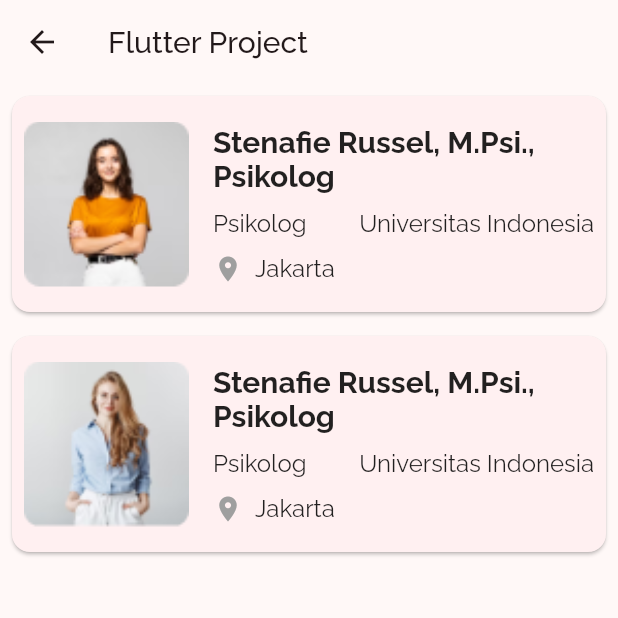
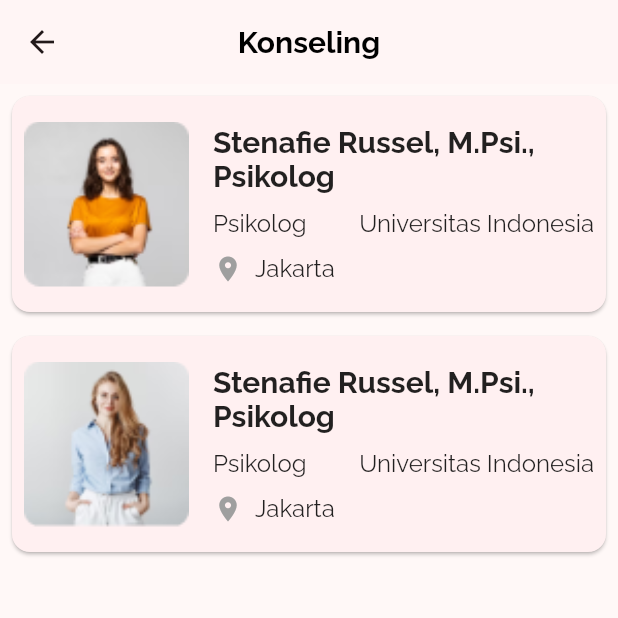
Before and after one commit to Capstone-Tim-14/women-center-mobile, a Flutter app: the screen it shows after launch, on a phone screen of 412 x 824 dp, the top half of it. Run offline on Flutter 3.47's test engine with Material 2 defaults, Android fonts, the phone set to English and light mode, and no system bars; our stand-ins replace google_fonts.

Commit message:
Update detail Konselor 2, App Bar

```diff
--- a/women_center_mobile/lib/View/konseling/konseling_pilihan_konselor_2.dart
+++ b/women_center_mobile/lib/View/konseling/konseling_pilihan_konselor_2.dart
@@ -1,18 +1,4 @@
 import 'package:flutter/material.dart';
-
-void main() {
-  runApp(MyApp());
-}
-
-class MyApp extends StatelessWidget {
-  @override
-  Widget build(BuildContext context) {
-    return const MaterialApp(
-      title: 'Flutter Demo',
-      home: KonselingPilihanKonselor2(),
-    );
-  }
-}
 
 class KonselingPilihanKonselor2 extends StatelessWidget {
   const KonselingPilihanKonselor2({Key? key}) : super(key: key);
@@ -21,7 +7,16 @@ class KonselingPilihanKonselor2 extends StatelessWidget {
   Widget build(BuildContext context) {
     return Scaffold(
       appBar: AppBar(
-        title: const Text('Flutter Project'),
+        backgroundColor: const Color(0xFF14FDCEDF),
+        title: const Text(
+          'Konseling',
+          style: TextStyle(
+            fontWeight: FontWeight.bold,
+            fontSize: 20,
+            color: Colors.black,
+          ),
+        ),
+        centerTitle: true,
       ),
       body: const Column(
         children: [
@@ -64,7 +59,7 @@ class CardData extends StatelessWidget {
   @override
   Widget build(BuildContext context) {
     return SizedBox(
-      height: 160, // Ketinggian Card
+      height: 160,
       child: Card(
         margin: const EdgeInsets.all(8.0),
         child: Padding(
@@ -73,7 +68,7 @@ class CardData extends StatelessWidget {
             crossAxisAlignment: CrossAxisAlignment.center,
             children: [
               Container(
-                height: 110, // Ketinggian dan lebar Gambar
+                height: 110,
                 width: 110,
                 decoration: BoxDecoration(
                   borderRadius: BorderRadius.circular(5),
@@ -91,7 +86,7 @@ class CardData extends StatelessWidget {
                   children: [
                     Text(
                       judul,
-                      style: TextStyle(
+                      style: const TextStyle(
                         fontSize: 20,
                         fontWeight: FontWeight.bold,
                       ),
@@ -101,26 +96,26 @@ class CardData extends StatelessWidget {
                         Expanded(
                           child: Text(
                             subtitleKiri,
-                            style: TextStyle(fontSize: 16),
+                            style: const TextStyle(fontSize: 16),
                           ),
                         ),
                         Text(
                           subtitleKanan,
-                          style: TextStyle(fontSize: 16),
+                          style: const TextStyle(fontSize: 16),
                         ),
                       ],
                     ),
                     Row(
                       children: [
-                        Icon(
+                        const Icon(
                           Icons.location_on,
-                          color: const Color.fromARGB(255, 159, 159, 159),
+                          color: Color.fromARGB(255, 159, 159, 159),
                           size: 20,
                         ),
                         const SizedBox(width: 8),
                         Text(
                           lokasi,
-                          style: TextStyle(fontSize: 16),
+                          style: const TextStyle(fontSize: 16),
                         ),
                       ],
                     ),
```
